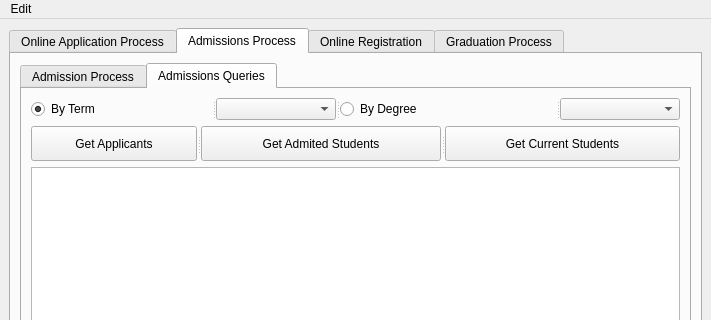
Qt form starrs/ui/ui_main.ui (kiryha/CIS556) before a commit; both pictures show x 0 to 711 and y 0 to 320 of the 711 by 924 pixel window.
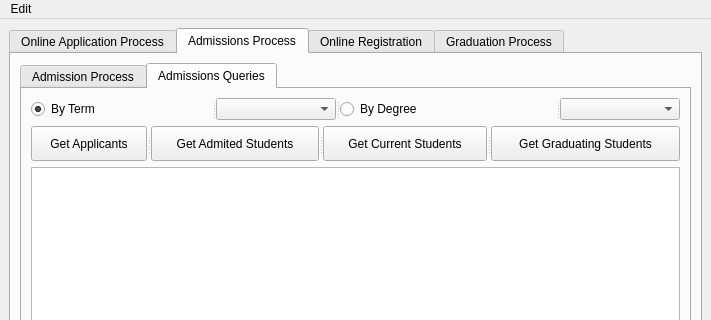
The same form after that commit. The open tabs and pages were chosen to show the change.

Commit message: drop courses

```diff
--- a/starrs/ui/ui_main.ui
+++ b/starrs/ui/ui_main.ui
@@ -918,10 +918,27 @@
                </property>
               </widget>
               <widget class="QPushButton" name="btnGetCurrentStudents">
+               <property name="minimumSize">
+                <size>
+                 <width>0</width>
+                 <height>35</height>
+                </size>
+               </property>
                <property name="text">
                 <string>Get Current Students</string>
                </property>
               </widget>
+              <widget class="QPushButton" name="btnGetGraduatingStudents">
+               <property name="minimumSize">
+                <size>
+                 <width>0</width>
+                 <height>35</height>
+                </size>
+               </property>
+               <property name="text">
+                <string>Get Graduating Students</string>
+               </property>
+              </widget>
              </widget>
             </item>
             <item>
```
The commit also changes 1 other file.
